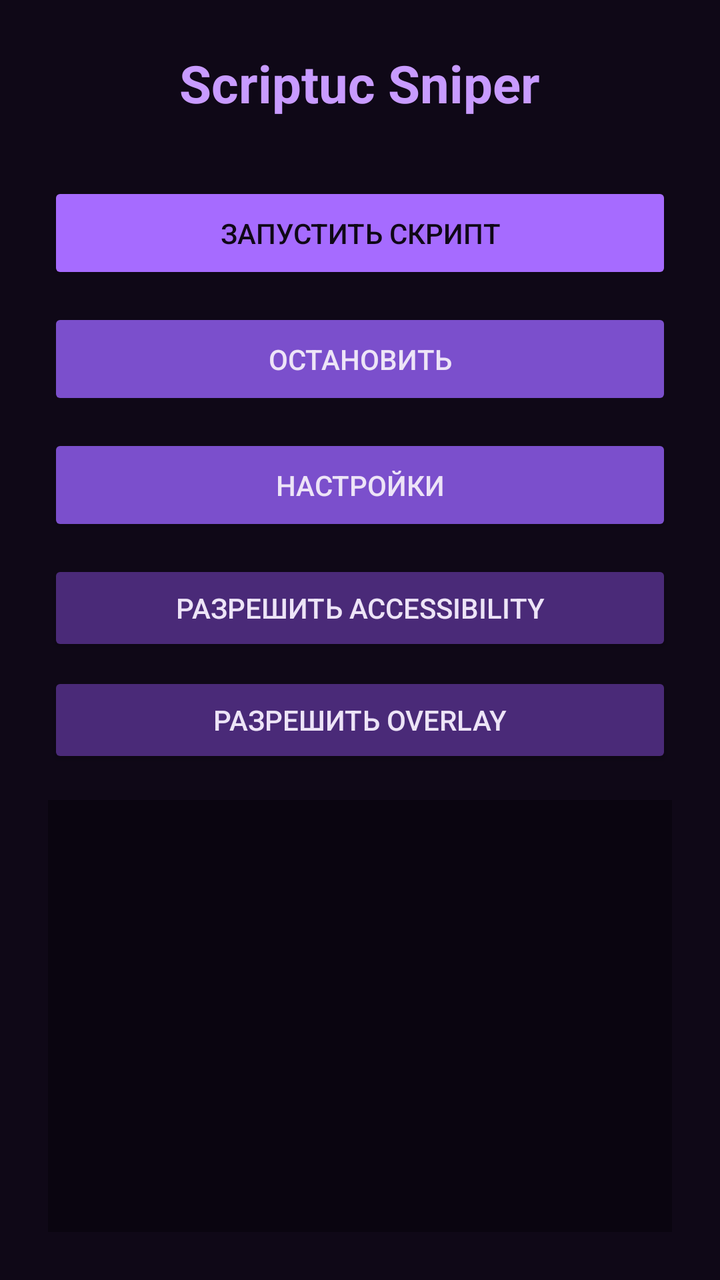
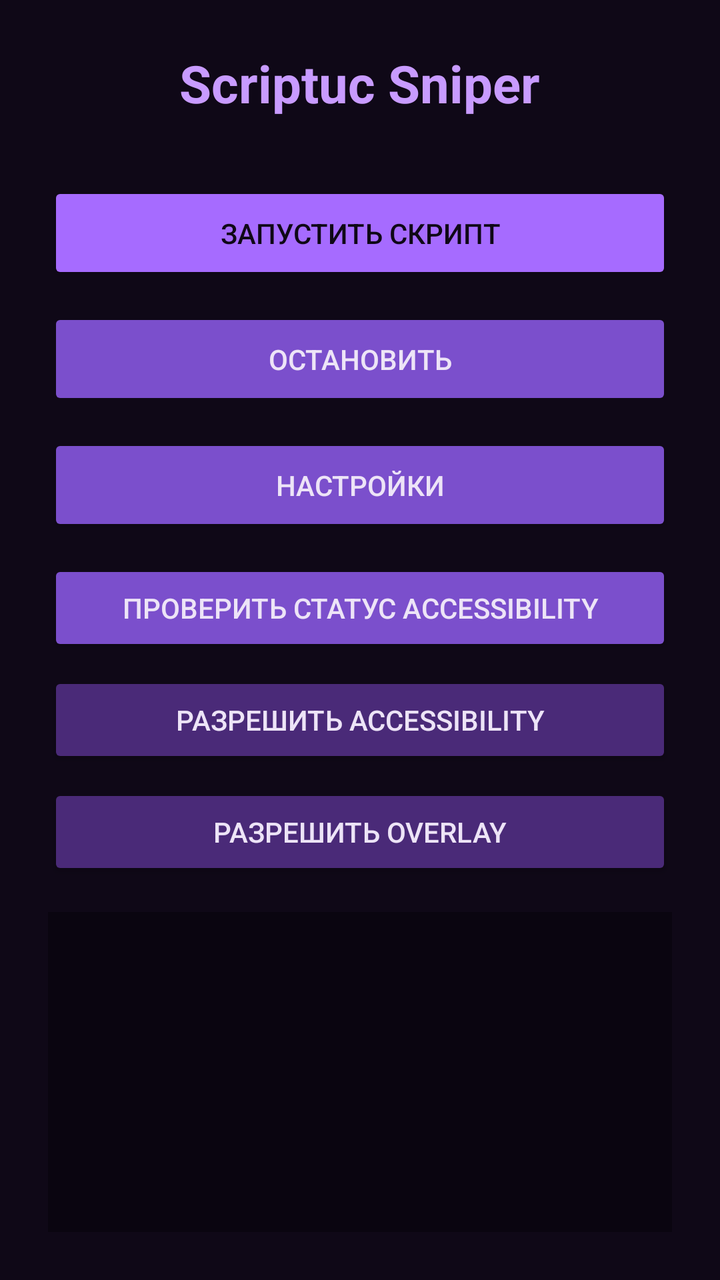

Compare the two renders of this Android layout. The source of the first and the diff that turns it into the second are given below.
<!-- AndroidManifest.xml: application theme Theme.ScriptucSniper -->
<!-- res/layout/activity_main.xml -->
<?xml version="1.0" encoding="utf-8"?>
<LinearLayout xmlns:android="http://schemas.android.com/apk/res/android"
    android:layout_width="match_parent"
    android:layout_height="match_parent"
    android:orientation="vertical"
    android:padding="24dp"
    android:gravity="center"
    android:background="@color/bg_deep">

    <TextView
        android:layout_width="wrap_content"
        android:layout_height="wrap_content"
        android:text="Scriptuc Sniper"
        android:textSize="26sp"
        android:textStyle="bold"
        android:textColor="@color/purple_bright"
        android:layout_marginBottom="32dp" />

    <Button
        android:id="@+id/btnStart"
        android:layout_width="match_parent"
        android:layout_height="wrap_content"
        android:text="Запустить скрипт"
        android:backgroundTint="@color/purple_primary"
        android:textColor="@color/bg_deep"
        android:padding="16dp"
        android:layout_marginBottom="12dp" />

    <Button
        android:id="@+id/btnStop"
        android:layout_width="match_parent"
        android:layout_height="wrap_content"
        android:text="Остановить"
        android:backgroundTint="@color/purple_dim"
        android:textColor="@color/text_primary"
        android:padding="16dp"
        android:enabled="false"
        android:layout_marginBottom="12dp" />

    <Button
        android:id="@+id/btnSettings"
        android:layout_width="match_parent"
        android:layout_height="wrap_content"
        android:text="Настройки"
        android:backgroundTint="@color/purple_dim"
        android:textColor="@color/text_primary"
        android:padding="16dp"
        android:layout_marginBottom="12dp" />

    <Button
        android:id="@+id/btnAccessibility"
        android:layout_width="match_parent"
        android:layout_height="wrap_content"
        android:text="Разрешить Accessibility"
        android:backgroundTint="@color/purple_glow"
        android:textColor="@color/text_primary"
        android:layout_marginBottom="8dp" />

    <Button
        android:id="@+id/btnOverlay"
        android:layout_width="match_parent"
        android:layout_height="wrap_content"
        android:text="Разрешить Overlay"
        android:backgroundTint="@color/purple_glow"
        android:textColor="@color/text_primary"
        android:layout_marginBottom="16dp" />

    <TextView
        android:id="@+id/tvLog"
        android:layout_width="match_parent"
        android:layout_height="0dp"
        android:layout_weight="1"
        android:padding="12dp"
        android:background="@color/log_bg"
        android:textColor="@color/log_text"
        android:fontFamily="monospace"
        android:textSize="12sp"
        android:scrollbars="vertical"
        android:text="" />
</LinearLayout>
<!-- resources referenced by this layout -->
<resources>
  <color name="bg_deep">#0F0817</color>
  <color name="log_bg">#0A0510</color>
  <color name="log_text">#B98CFF</color>
  <color name="purple_bright">#C89BFF</color>
  <color name="purple_dim">#7B4FCC</color>
  <color name="purple_glow">#4A2A78</color>
  <color name="purple_primary">#A66BFF</color>
  <color name="text_primary">#EDE4F7</color>
  <style name="Theme.ScriptucSniper" parent="Theme.Material3.Dark.NoActionBar">
          <item name="colorPrimary">@color/purple_primary</item>
          <item name="colorOnPrimary">@color/bg_deep</item>
          <item name="colorPrimaryContainer">@color/purple_glow</item>
          <item name="colorOnPrimaryContainer">@color/text_primary</item>
          <item name="colorSecondary">@color/purple_bright</item>
          <item name="colorOnSecondary">@color/bg_deep</item>
          <item name="android:colorBackground">@color/bg_deep</item>
          <item name="colorSurface">@color/bg_surface</item>
          <item name="colorOnSurface">@color/text_primary</item>
          <item name="colorSurfaceVariant">@color/bg_elevated</item>
          <item name="colorOnSurfaceVariant">@color/text_secondary</item>
          <item name="colorOutline">@color/bg_stroke</item>
          <item name="colorError">@color/danger</item>
          <item name="android:statusBarColor">@color/bg_deep</item>
          <item name="android:navigationBarColor">@color/bg_deep</item>
          <item name="android:windowLightStatusBar">false</item>
          <item name="android:windowLightNavigationBar" tools:targetApi="o_mr1">false</item>
      </style>
  <color name="bg_surface">#1A1026</color>
  <color name="bg_elevated">#241635</color>
  <color name="text_secondary">#A896C4</color>
  <color name="bg_stroke">#3D2456</color>
  <color name="danger">#FF5C8A</color>
</resources>

<!-- the commit's change to res/layout/activity_main.xml (unified diff, before → after) -->
@@ -48,6 +48,15 @@
         android:layout_marginBottom="12dp" />
 
     <Button
+        android:id="@+id/btnCheck"
+        android:layout_width="match_parent"
+        android:layout_height="wrap_content"
+        android:text="Проверить статус Accessibility"
+        android:backgroundTint="@color/purple_dim"
+        android:textColor="@color/text_primary"
+        android:layout_marginBottom="8dp" />
+
+    <Button
         android:id="@+id/btnAccessibility"
         android:layout_width="match_parent"
         android:layout_height="wrap_content"
